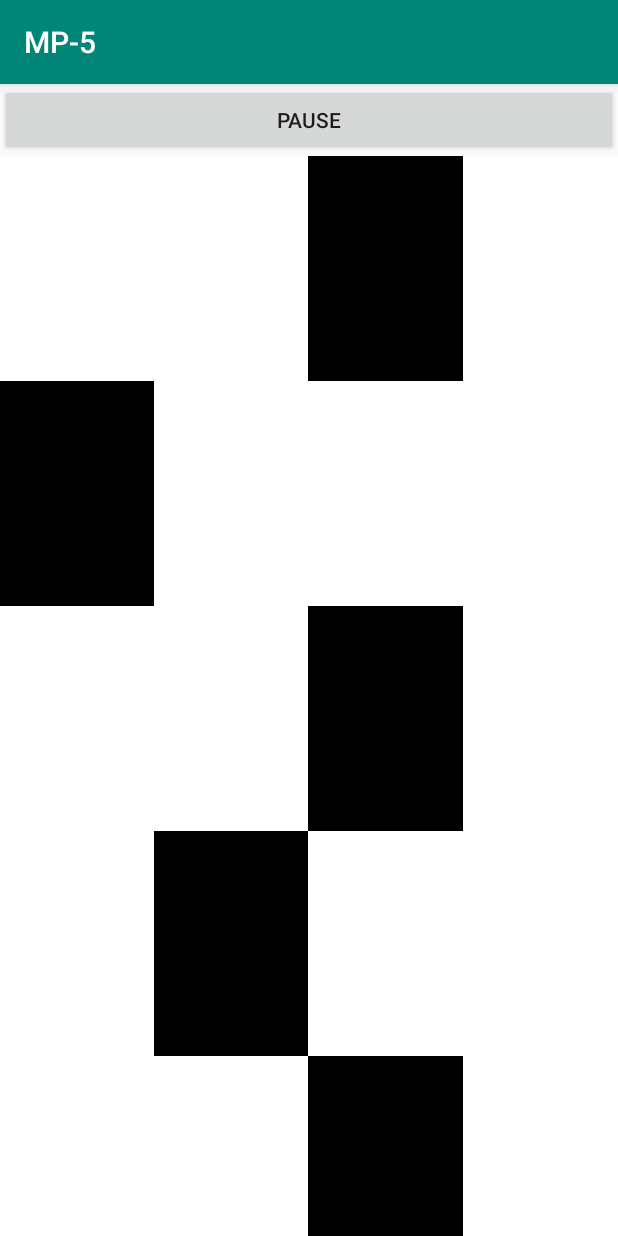
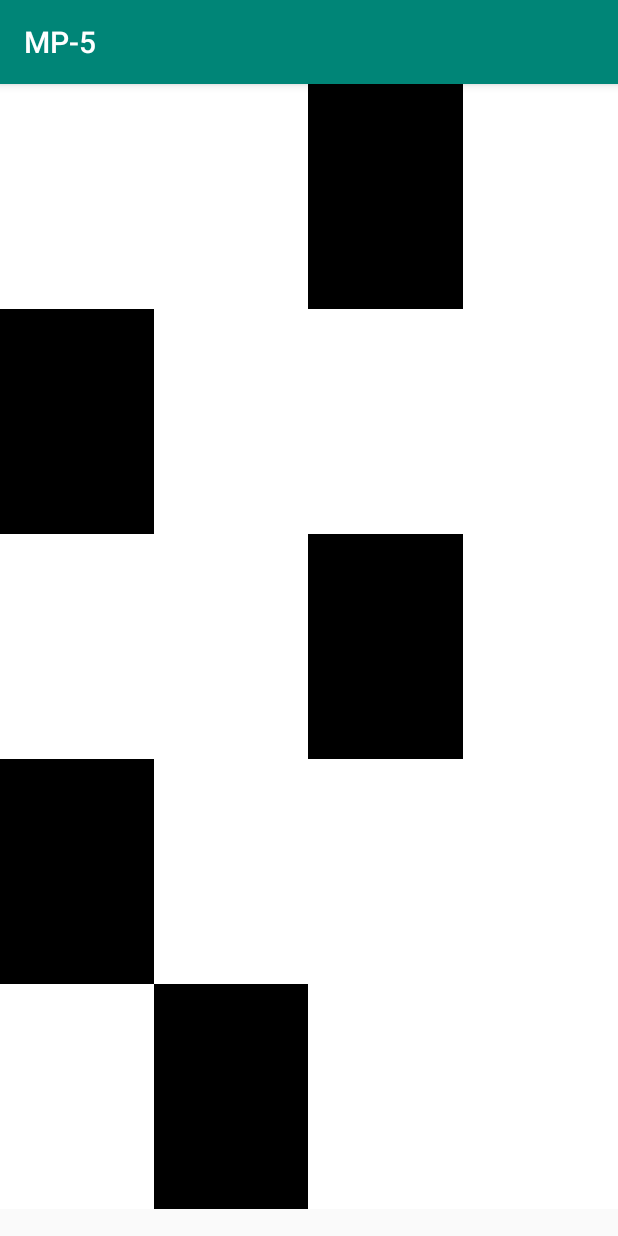
Before and after one commit to jlwang3/MP-5, an Android app: the GameActivity screen opened directly, with no data from a screen before it, on a phone screen of 412 x 824 dp. Run offline under Robolectric (Android 15) with nearby library versions, the phone set to English and light mode, and no system bars.

```diff
--- a/app/src/main/java/com/example/mp_5/GameActivity.java
+++ b/app/src/main/java/com/example/mp_5/GameActivity.java
@@ -18,7 +18,7 @@ public class GameActivity extends AppCompatActivity {
         setContentView(R.layout.game_activity);
         LinearLayout tiles = findViewById(R.id.tiles);
         tiles.removeAllViews();
-        for (int i = 0; i < 7; i++) {
+        for (int i = 0; i < 5; i++) {
             View messageChunk = getLayoutInflater().inflate(R.layout.layout, tiles, false);
             int random = (int) ((Math.random() * (3)) + 1);
             Button button2 = messageChunk.findViewById(R.id.button2);
@@ -113,11 +113,7 @@ public class GameActivity extends AppCompatActivity {
             button3.setVisibility(View.VISIBLE);
             button4.setVisibility(View.VISIBLE);
 
-
-
-
-
-        tiles.addView(messageChunk);
+        tiles.addView(messageChunk, 0);
         }
 
     }
--- a/app/src/main/res/layout/game_activity.xml
+++ b/app/src/main/res/layout/game_activity.xml
@@ -1,20 +1,20 @@
 <?xml version="1.0" encoding="utf-8"?>
 <LinearLayout xmlns:android="http://schemas.android.com/apk/res/android"
     android:layout_width="match_parent"
-    android:layout_height="match_parent"
+    android:layout_height="wrap_content"
+    android:gravity="bottom"
     android:orientation="vertical">
-
-    <Button
-        android:id="@+id/pause"
-        android:layout_width="match_parent"
-        android:layout_height="wrap_content"
-        android:text="Pause" />
 
     <LinearLayout
         android:id="@+id/tiles"
         android:layout_width="match_parent"
         android:layout_height="wrap_content"
-        android:orientation="vertical">
+        android:layout_gravity="bottom|center_vertical"
+        android:background="#00000000"
+        android:divider="@android:color/background_dark"
+        android:gravity="bottom"
+        android:orientation="vertical"
+        android:visibility="visible">
 
     </LinearLayout>
 </LinearLayout>
```
